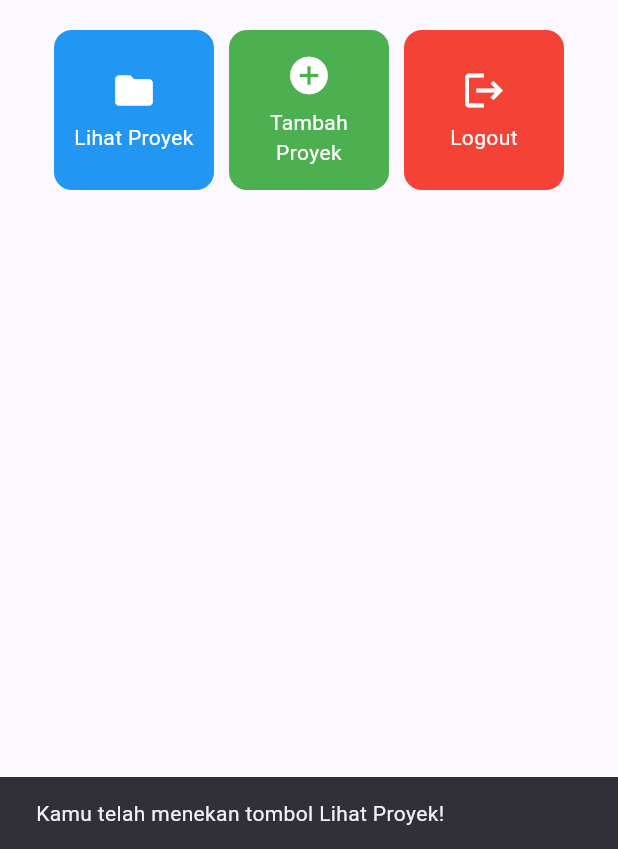
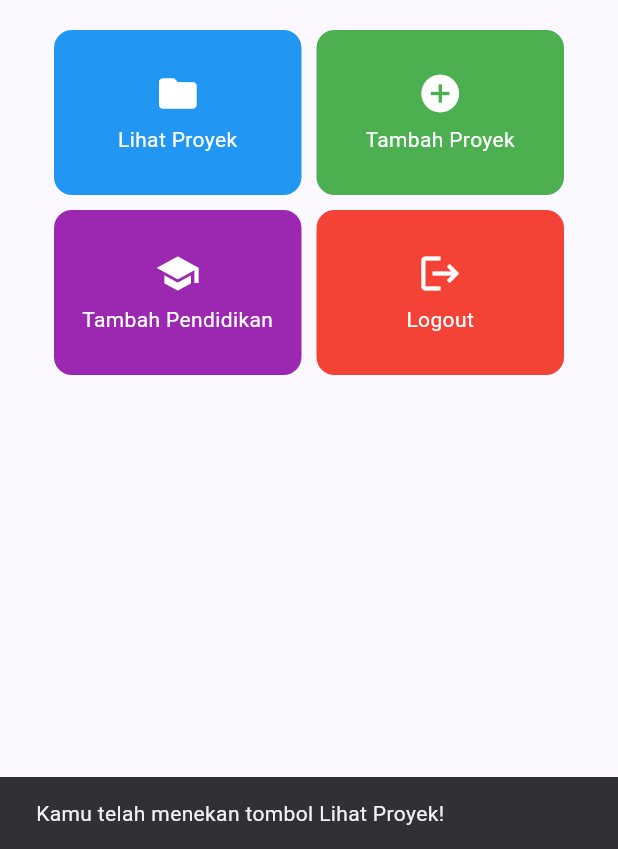
Before and after one commit to ImmanuelMarvinPandjaitan/myportofolio_mobile, a Flutter app: the LeftDrawer widget shown alone on an empty page, opened directly, after a tap on "Home", after a tap on "Lihat Proyek", on a phone screen of 412 x 824 dp, the part 387-1236 px from its top. Run offline on Flutter 3.47's test engine with Material 3 defaults, Android fonts, the phone set to English and light mode, and no system bars; our stand-ins replace material_ui.

Commit message:
feat: add education entry to drawer and action card, make home scrollable

```diff
--- a/lib/screens/menu.dart
+++ b/lib/screens/menu.dart
@@ -22,6 +22,7 @@ class MyHomePage extends StatelessWidget {
   final List<ItemHomepage> items = [
     ItemHomepage("Lihat Proyek", Icons.folder, Colors.blue),
     ItemHomepage("Tambah Proyek", Icons.add_circle, Colors.green),
+    ItemHomepage("Tambah Pendidikan", Icons.school, Colors.purple),
     ItemHomepage("Logout", Icons.logout, Colors.red),
   ];
 
@@ -40,7 +41,9 @@ class MyHomePage extends StatelessWidget {
         iconTheme: const IconThemeData(color: Colors.white),
       ),
       drawer: const LeftDrawer(),
-      body: Padding(
+      // SingleChildScrollView agar halaman tidak overflow di layar sempit.
+      body: SingleChildScrollView(
+        child: Padding(
           padding: const EdgeInsets.all(16.0),
           child: Column(
             crossAxisAlignment: CrossAxisAlignment.center,
@@ -55,9 +58,6 @@ class MyHomePage extends StatelessWidget {
                 ],
               ),
               const SizedBox(height: 16.0),
-            Center(
-              child: Column(
-                children: [
               const Padding(
                 padding: EdgeInsets.only(top: 16.0),
                 child: Text(
@@ -68,13 +68,16 @@ class MyHomePage extends StatelessWidget {
                   ),
                 ),
               ),
-                  // Kisi 3 kolom berisi kartu tombol aksi.
+              // Kisi 2 kolom berisi kartu tombol aksi. Scroll ditangani
+              // oleh SingleChildScrollView di atasnya.
               GridView.count(
-                    primary: true,
+                primary: false,
+                physics: const NeverScrollableScrollPhysics(),
                 padding: const EdgeInsets.all(20),
                 crossAxisSpacing: 10,
                 mainAxisSpacing: 10,
-                    crossAxisCount: 3,
+                crossAxisCount: 2,
+                childAspectRatio: 1.5,
                 shrinkWrap: true,
                 children: items.map((ItemHomepage item) {
                   return ItemCard(item);
@@ -82,8 +85,6 @@ class MyHomePage extends StatelessWidget {
               ),
             ],
           ),
-            ),
-          ],
         ),
       ),
     );
--- a/lib/widgets/left_drawer.dart
+++ b/lib/widgets/left_drawer.dart
@@ -1,4 +1,5 @@
 import 'package:material_ui/material_ui.dart';
+import 'package:myportofolio_mobile/screens/education_form.dart';
 import 'package:myportofolio_mobile/screens/menu.dart';
 import 'package:myportofolio_mobile/screens/project_form.dart';
 
@@ -62,6 +63,19 @@ class LeftDrawer extends StatelessWidget {
               );
             },
           ),
+          ListTile(
+            leading: const Icon(Icons.school_outlined),
+            title: const Text('Add Education'),
+            // Navigasi ke halaman tambah pendidikan
+            onTap: () {
+              Navigator.push(
+                context,
+                MaterialPageRoute(
+                  builder: (context) => const EducationFormPage(),
+                ),
+              );
+            },
+          ),
         ],
       ),
     );
--- a/lib/widgets/project_card.dart
+++ b/lib/widgets/project_card.dart
@@ -1,4 +1,5 @@
 import 'package:material_ui/material_ui.dart';
+import 'package:myportofolio_mobile/screens/education_form.dart';
 import 'package:myportofolio_mobile/screens/menu.dart';
 import 'package:myportofolio_mobile/screens/project_form.dart';
 
@@ -33,6 +34,13 @@ class ItemCard extends StatelessWidget {
                 builder: (context) => const ProjectFormPage(),
               ),
             );
+          } else if (item.name == "Tambah Pendidikan") {
+            Navigator.push(
+              context,
+              MaterialPageRoute(
+                builder: (context) => const EducationFormPage(),
+              ),
+            );
           }
         },
         child: Container(
```
Lines whose indentation alone changed are shown as unchanged.
